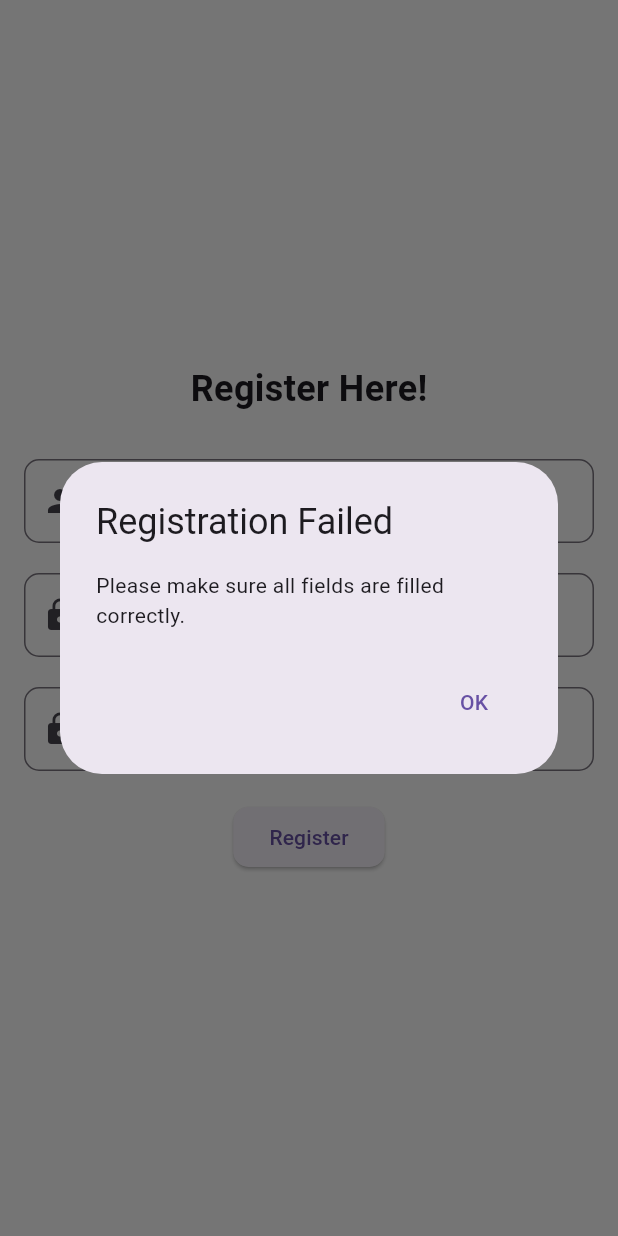
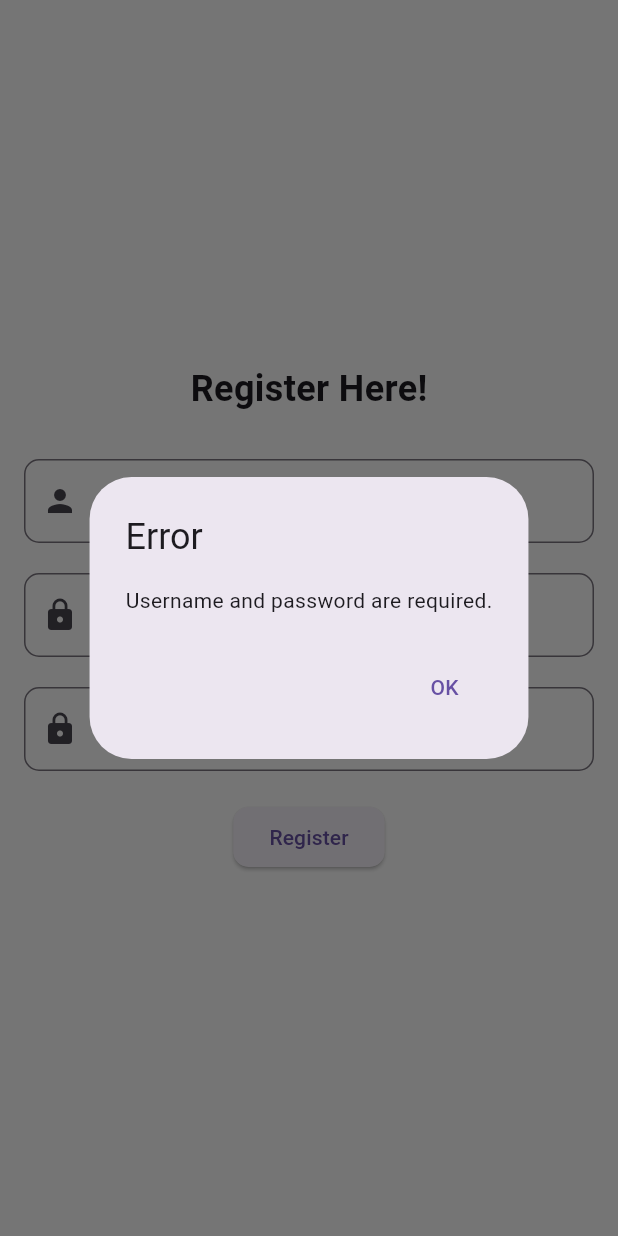
Before and after one commit to SubrahmanyaGaniga20/vehicle_Rental_Application, a Flutter app: the RegistrationScreen screen opened directly, after a tap on "Register", on a phone screen of 412 x 824 dp. Run offline on Flutter 3.47's test engine with Material 3 defaults, Android fonts, the phone set to English and light mode, and no system bars.

Commit message:
Initial commit

```diff
--- a/lib/screens/admin_screen.dart
+++ b/lib/screens/admin_screen.dart
@@ -1,6 +1,8 @@
 import 'package:flutter/material.dart';
 
 class AdminScreen extends StatelessWidget {
+  const AdminScreen({super.key});
+
   @override
   Widget build(BuildContext context) {
     return Scaffold(
@@ -8,9 +10,9 @@
         title: const Text('Admin Dashboard'),
         backgroundColor: Colors.blueAccent,
       ),
-      body: Center(
+      body: const Center(
         child: Text(
-          'Admin Interface Coming Soon...',
+          'Welcome to Admin Interface',
           style: TextStyle(fontSize: 20, fontWeight: FontWeight.bold),
         ),
       ),
--- a/lib/screens/registration_screen.dart
+++ b/lib/screens/registration_screen.dart
@@ -1,5 +1,6 @@
 import 'package:flutter/material.dart';
-import 'package:apna_gadi/screens/login_screen.dart'; // Import your login screen
+import 'package:apna_gadi/screens/login_screen.dart';
+import 'package:apna_gadi/services/api_service.dart'; // Import your API service
 
 class RegistrationScreen extends StatelessWidget {
   final TextEditingController usernameController = TextEditingController();
@@ -7,28 +8,50 @@
   final TextEditingController confirmPasswordController =
       TextEditingController();
 
-  void _register(BuildContext context) {
-    // Implement your registration logic here
+  void _register(BuildContext context) async {
     String username = usernameController.text;
     String password = passwordController.text;
     String confirmPassword = confirmPasswordController.text;
 
-    // Example logic: check if passwords match and are not empty
-    if (password == confirmPassword &&
-        username.isNotEmpty &&
-        password.isNotEmpty) {
-      // Simulating successful registration
+    // Validate inputs
+    if (password != confirmPassword) {
+      _showErrorDialog(context, 'Passwords do not match.');
+      return;
+    }
+
+    if (username.isEmpty || password.isEmpty) {
+      _showErrorDialog(context, 'Username and password are required.');
+      return;
+    }
+
+    // Create an instance of ApiService
+    final apiService = ApiService();
+
+    try {
+      final success =
+          await apiService.register(username, password, confirmPassword);
+      if (success) {
+        // Registration successful, navigate to login screen
         Navigator.pushReplacement(
           context,
           MaterialPageRoute(builder: (context) => LoginScreen()),
         );
       } else {
-      // Show error message if registration fails
+        // Registration failed
+        _showErrorDialog(context, 'Registration failed. Please try again.');
+      }
+    } catch (e) {
+      // Handle exceptions
+      _showErrorDialog(context, e.toString());
+    }
+  }
+
+  void _showErrorDialog(BuildContext context, String message) {
     showDialog(
       context: context,
       builder: (context) => AlertDialog(
-          title: Text('Registration Failed'),
-          content: Text('Please make sure all fields are filled correctly.'),
+        title: Text('Error'),
+        content: Text(message),
         actions: [
           TextButton(
             onPressed: () => Navigator.pop(context),
@@ -37,7 +60,6 @@
         ],
       ),
     );
-    }
   }
 
   @override
--- a/lib/utils/constants.dart
+++ b/lib/utils/constants.dart
@@ -1,4 +1,4 @@
 class Constants {
   static const String baseUrl =
-      'http://192.168.19.84'; // Ensure this is correct
+      'http://192.168.137.1'; // Ensure this is correct
 }
```
Also changed, not shown: lib/screens/login_screen.dart (+21 -9 lines), lib/services/api_service.dart (+56 -6 lines). Lines whose indentation alone changed are shown as unchanged.
